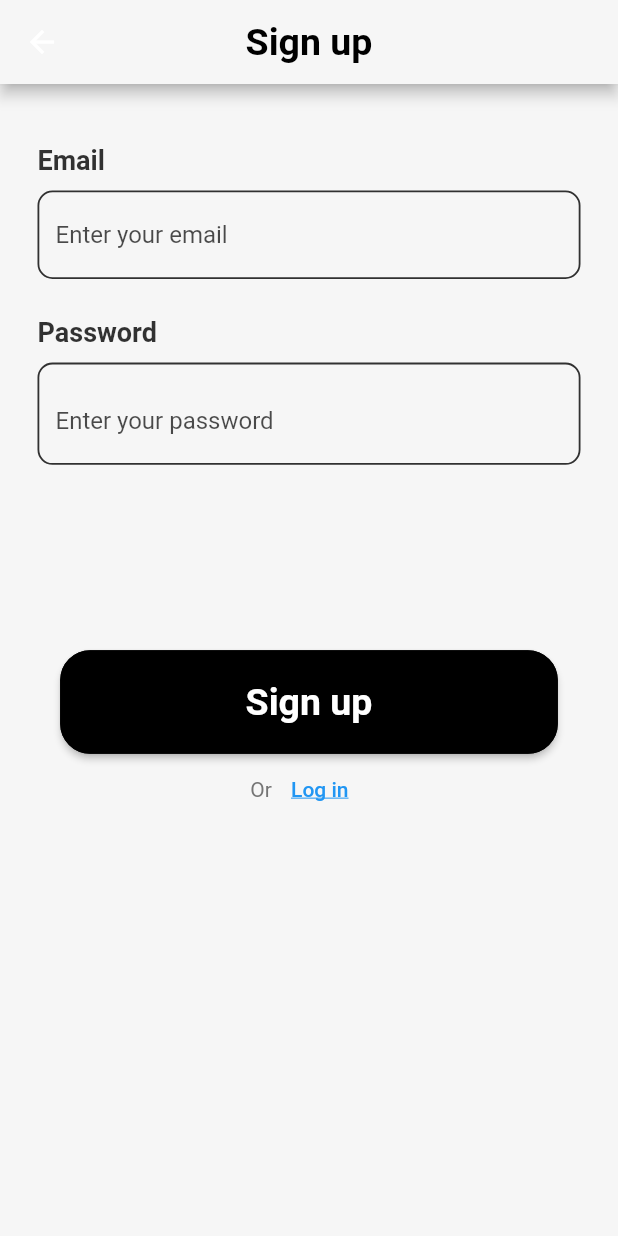
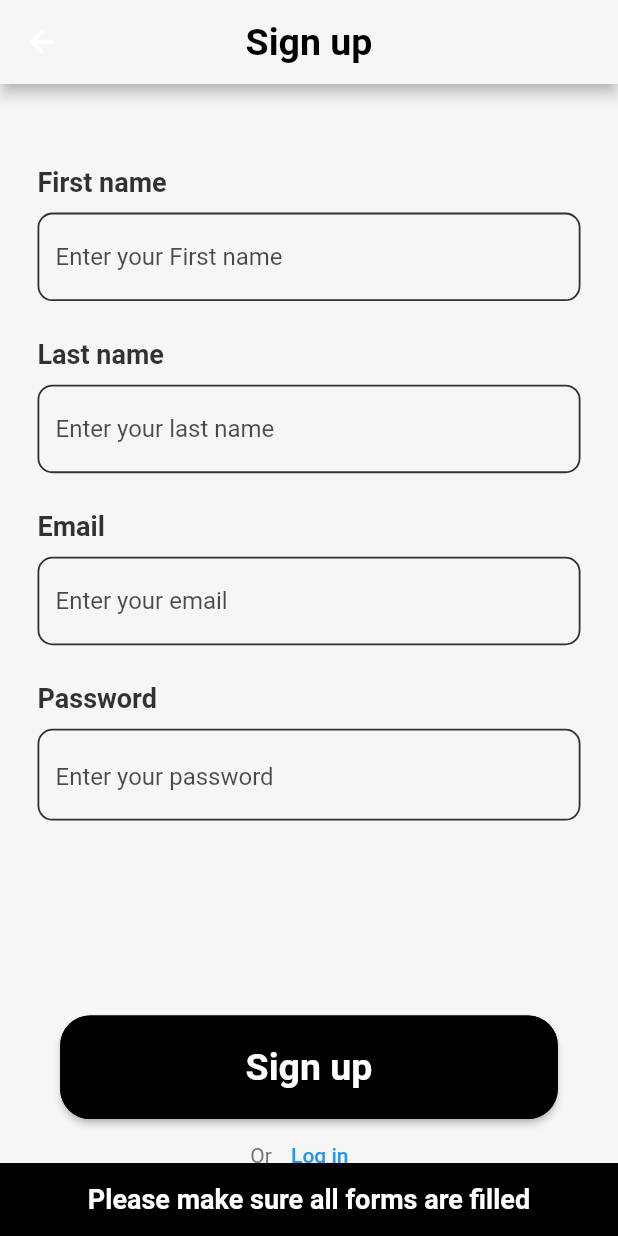
Before and after one commit to wiredsandbox/fundli-app, a Flutter app: the SignUp screen opened directly, after a tap on "Sign up", on a phone screen of 412 x 824 dp. Run offline on Flutter 3.47's test engine with Material 2 defaults, Android fonts, the phone set to English and light mode, and no system bars; accounts and stored records are empty.

Commit message:
integrated auth API to UI

```diff
--- /dev/null
+++ b/lib/models/user_auth_model.dart
@@ -0,0 +1,15 @@
+class UserAuthModel {
+  String email;
+  String id;
+  String firstName;
+  String lastName;
+  String token;
+
+  UserAuthModel({
+    required this.id,
+    required this.email,
+    required this.lastName,
+    required this.firstName,
+    required this.token,
+  });
+}
--- a/lib/pages/auth_screens/sign_up_screen.dart
+++ b/lib/pages/auth_screens/sign_up_screen.dart
@@ -1,7 +1,10 @@
 import 'package:flutter/material.dart';
 import 'package:pocket_guard/pages/auth_screens/login_screen.dart';
 import 'package:pocket_guard/utilities/page_navigation.dart';
+import 'package:pocket_guard/utilities/show_snack_bar.dart';
+import 'package:provider/provider.dart';
 
+import '../../provider/user_auth_provider.dart';
 import '../../utilities/constants.dart';
 import '../../widgets/custom_button.dart';
 import '../../widgets/custom_text_field.dart';
@@ -16,6 +19,8 @@ class SignUp extends StatefulWidget {
 class _SignUpState extends State<SignUp> {
   final TextEditingController _emailController = TextEditingController();
   final TextEditingController _passwordController = TextEditingController();
+  final TextEditingController _firstNameController = TextEditingController();
+  final TextEditingController _lastNameController = TextEditingController();
   bool showPassword = false;
 
   @override
@@ -35,18 +40,37 @@ class _SignUpState extends State<SignUp> {
         backgroundColor: kScaffoldBackground,
       ),
       body: Padding(
-        padding: const EdgeInsets.symmetric(horizontal: 25, vertical: 40),
+        padding: const EdgeInsets.symmetric(horizontal: 25, vertical: 30),
         child: Column(
           children: [
+            Expanded(
+              child: SingleChildScrollView(
+                child: Column(
+                  children: [
+                    CustomTextField(
+                      label: 'First name',
+                      controller: _firstNameController,
+                      hintText: "Enter your First name",
+                      obscureText: false,
+                      textInputType: TextInputType.text,
+                      suffixWidget: null,
+                    ),
+                    CustomTextField(
+                      label: 'Last name',
+                      controller: _lastNameController,
+                      hintText: "Enter your last name",
+                      obscureText: false,
+                      textInputType: TextInputType.text,
+                      suffixWidget: null,
+                    ),
                     CustomTextField(
                       label: 'Email',
                       controller: _emailController,
                       hintText: "Enter your email",
                       obscureText: false,
-              textInputType: TextInputType.text,
+                      textInputType: TextInputType.emailAddress,
                       suffixWidget: null,
                     ),
-            SizedBox(height: size.height * 0.03),
                     CustomTextField(
                       label: 'Password',
                       controller: _passwordController,
@@ -59,13 +83,22 @@ class _SignUpState extends State<SignUp> {
                             showPassword = !showPassword;
                           });
                         },
+                        child: Padding(
+                          padding: const EdgeInsets.only(right: 8.0),
                           child: Icon(
-                  showPassword ? Icons.visibility_off : Icons.visibility,
+                            showPassword
+                                ? Icons.visibility_off
+                                : Icons.visibility,
                             color: Colors.black,
+                            size: 17,
                           ),
                         ),
                       ),
-            SizedBox(height: size.height * 0.15),
+                    ),
+                  ],
+                ),
+              ),
+            ),
             CustomButton(
               padding: EdgeInsets.symmetric(
                 vertical: 20,
@@ -74,7 +107,25 @@ class _SignUpState extends State<SignUp> {
               borderColor: Colors.black,
               color: Colors.black,
               borderRadius: 20,
-              onTap: () {},
+              onTap: () async {
+                if (_emailController.text.isNotEmpty &&
+                    _passwordController.text.isNotEmpty &&
+                    _firstNameController.text.isNotEmpty &&
+                    _lastNameController.text.isNotEmpty) {
+                  await context.read<UserAuthProvider>().signUpUser(
+                        context: context,
+                        email: _emailController.text,
+                        password: _passwordController.text,
+                        firstName: _firstNameController.text,
+                        lastName: _lastNameController.text,
+                      );
+                } else {
+                  showSnackBar(
+                    context: context,
+                    text: "Please make sure all forms are filled",
+                  );
+                }
+              },
               child: const Text(
                 "Sign up",
                 style: TextStyle(
--- a/lib/utilities/constants.dart
+++ b/lib/utilities/constants.dart
@@ -1,4 +1,7 @@
 import 'package:flutter/material.dart';
 
+const String baseUrl = "https://pocketguard.herokuapp.com/v1/";
+
+// Colors
 const kScaffoldBackground = Color(0xfff6f6f6);
 const kIconBackground = Color(0xffFFECEC);
--- /dev/null
+++ b/lib/utilities/show_snack_bar.dart
@@ -0,0 +1,19 @@
+import 'package:flutter/material.dart';
+
+showSnackBar({
+  required BuildContext context,
+  required String text,
+  final Color? color,
+}) {
+  return ScaffoldMessenger.of(context).showSnackBar(
+    SnackBar(
+      backgroundColor: color ?? Colors.black,
+      content: Text(
+        text,
+        textAlign: TextAlign.center,
+        style: const TextStyle(
+            fontSize: 18, fontWeight: FontWeight.bold, color: Colors.white),
+      ),
+    ),
+  );
+}
--- a/lib/widgets/account_card.dart
+++ b/lib/widgets/account_card.dart
@@ -39,13 +39,13 @@ class _AccountCardState extends State<AccountCard> {
             children: [
               const Text(
                 "Total balance",
-                style: const TextStyle(
+                style: TextStyle(
                   fontSize: 15,
                   color: Colors.grey,
                 ),
               ),
               Text(
-                "\$${widget.balance}",
+                "₦${widget.balance}",
                 style: const TextStyle(
                   fontSize: 35,
                   fontWeight: FontWeight.w500,
--- a/lib/widgets/custom_text_field.dart
+++ b/lib/widgets/custom_text_field.dart
@@ -33,9 +33,12 @@ class _CustomTextFieldState extends State<CustomTextField> {
         ? Colors.black.withOpacity(0.8)
         : widget.color!.withOpacity(0.8);
 
+    final size = MediaQuery.of(context).size;
+
     return Column(
       crossAxisAlignment: CrossAxisAlignment.start,
       children: [
+        SizedBox(height: size.height * 0.03),
         Text(
           widget.label,
           style: TextStyle(
--- a/pubspec.yaml
+++ b/pubspec.yaml
@@ -35,6 +35,8 @@ dependencies:
   # The following adds the Cupertino Icons font to your application.
   # Use with the CupertinoIcons class for iOS style icons.
   cupertino_icons: ^1.0.2
+  http: ^0.13.5
+  provider: ^6.0.5
 
 dev_dependencies:
   flutter_test:
```
Also changed, not shown: lib/main.dart (+11 -1 lines), lib/pages/auth_screens/login_screen.dart (+44 -24 lines), lib/pages/home_page.dart (+6 -2 lines), lib/provider/user_auth_provider.dart (added, +62 -0 lines), lib/services/auth_service.dart (added, +102 -0 lines), pubspec.lock. Lines whose indentation alone changed are shown as unchanged.
